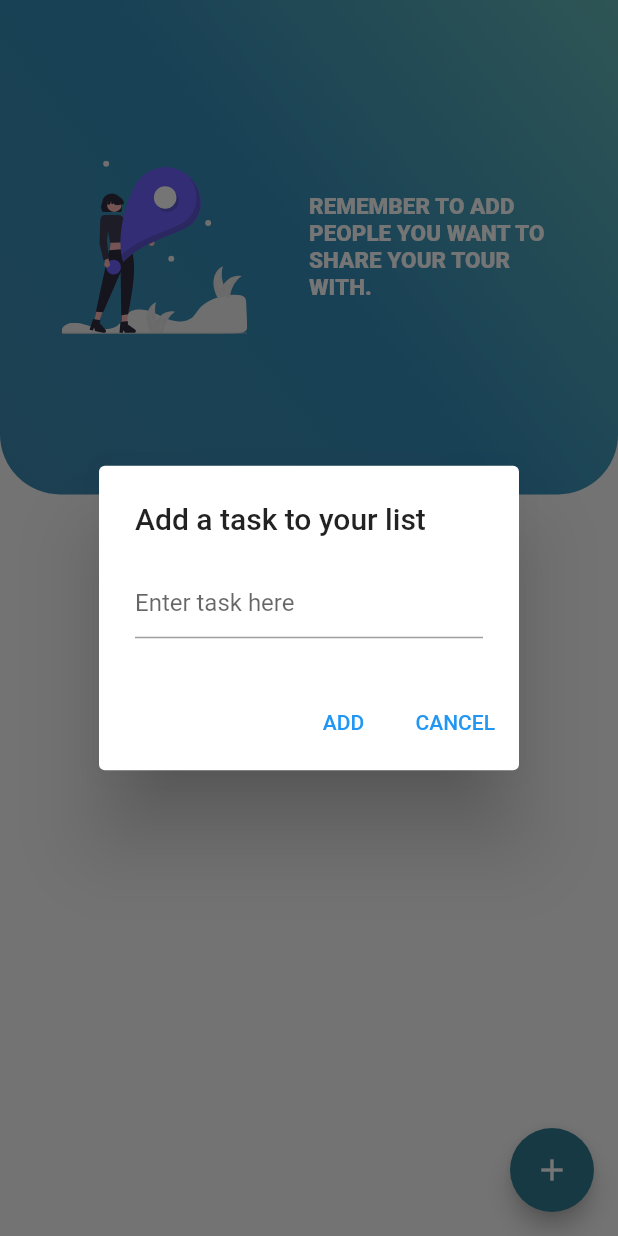
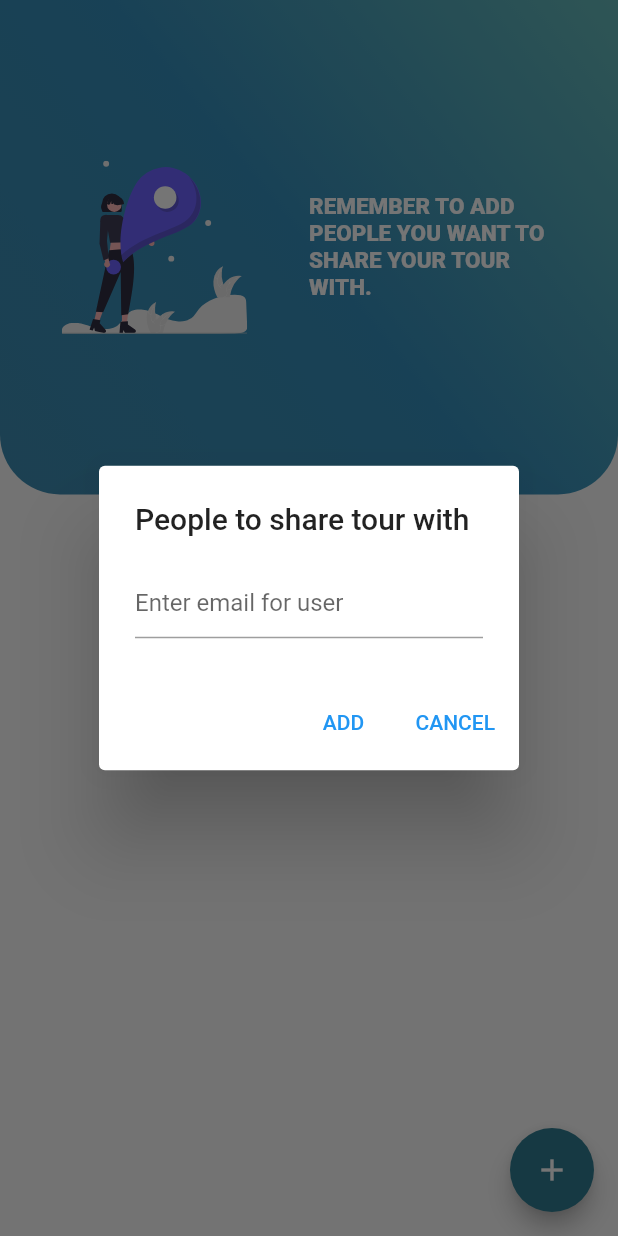
Before and after one commit to Blom4/i_tour, a Flutter app: the TrackingList screen opened directly, after a tap on the "add" icon, on a phone screen of 412 x 824 dp. Run offline on Flutter 3.47's test engine with Material 2 defaults, Android fonts, the phone set to English and light mode, and no system bars; our stand-ins replace dropdown_button2, firebase_core, flip_card, flutter_rating_stars, flutter_riverpod, flutter_svg and 7 more; missing offline and left inert: fab_circular_menu, flutter_polyline_points, search_page; accounts and stored records are empty.

Commit message:
empty commit

```diff
--- a/lib/screens/Home/TrackingList/Trackinglist.dart
+++ b/lib/screens/Home/TrackingList/Trackinglist.dart
@@ -82,10 +82,11 @@ class _TrackingListState extends State<TrackingList> {
         context: context,
         builder: (BuildContext context) {
           return AlertDialog(
-            title: const Text('Add a task to your list'),
+            title: const Text('People to share tour with'),
             content: TextField(
               controller: _textFieldController,
-              decoration: const InputDecoration(hintText: 'Enter task here'),
+              keyboardType: TextInputType.emailAddress,
+              decoration: const InputDecoration(hintText: 'Enter email for user'),
             ),
             actions: <Widget>[
               // add button
```
